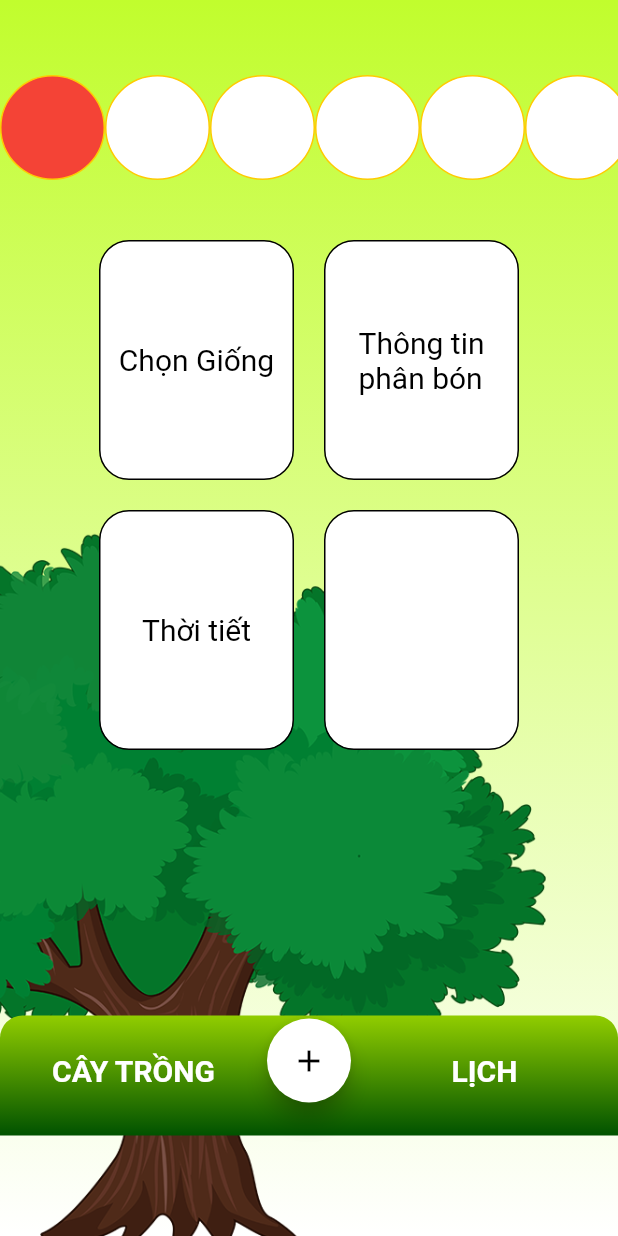
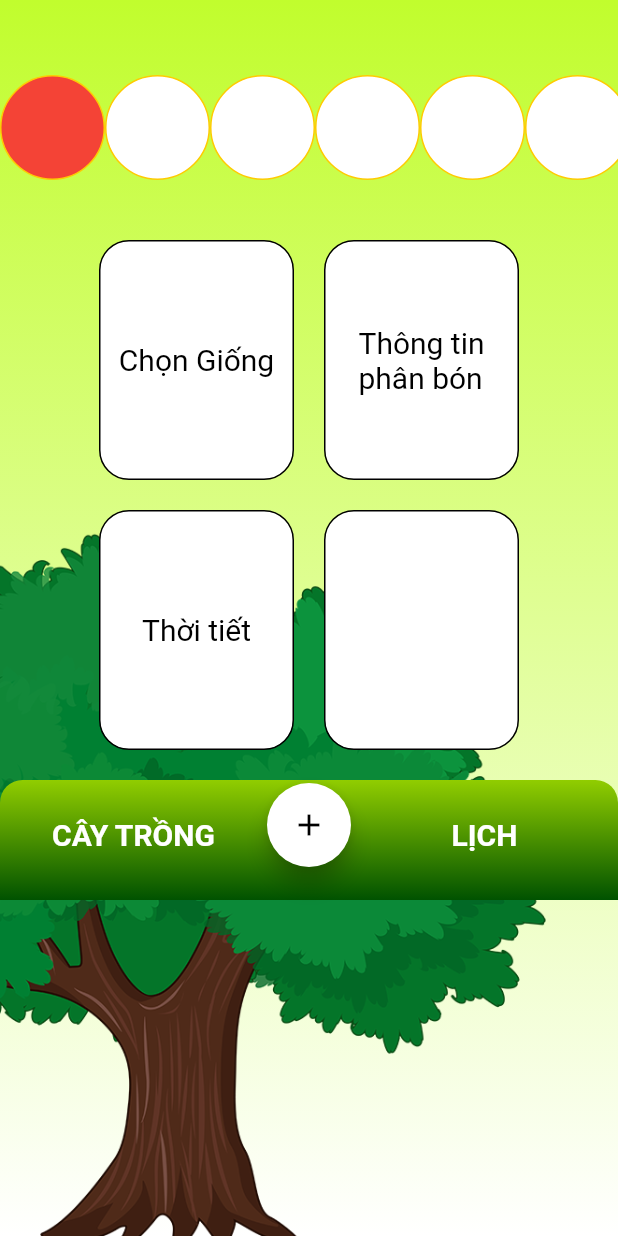
Before and after one commit to trughieu/plant_process, a Flutter app: the screen it shows after launch, on a phone screen of 412 x 824 dp. Run offline on Flutter 3.47's test engine with Material 2 defaults, Android fonts, the phone set to English and light mode, and no system bars; our stand-ins replace flutter_svg.

Commit message:
init commit

```diff
--- a/lib/HomePage/homepage.dart
+++ b/lib/HomePage/homepage.dart
@@ -32,16 +32,20 @@ class HomePage extends StatelessWidget {
               children: [
                 const Info(),
                 const Body(),
-                const SizedBox(
-                  height: 157,
-                ),
+
                 // Align(
                 //   alignment: Alignment.bottomCenter,
                 //   child: Column(
                 //     children: [Menubottom(context)],
                 //   ),
                 // ),
-                Menubottom(context)
+                Container(child:
+                  Row
+                    (
+                    children: [
+                      Menubottom(context)
+                    ],
+                  ),)
               ],
             ),
           ],
```
